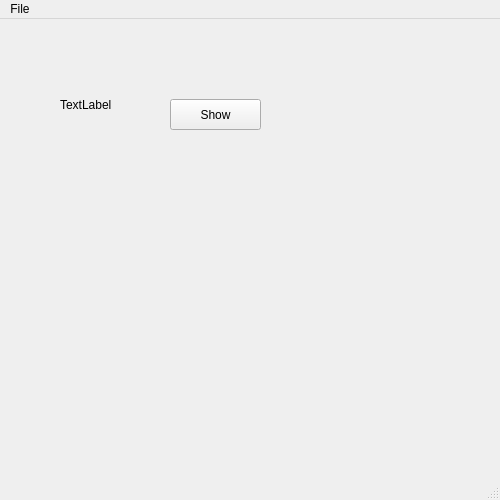
Above: mwdDiopomat.ui from PawelDarlak/DiopomatCalc before the change. Below: the same form after it.
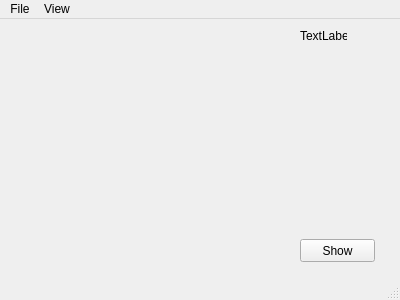
That is the form after the change. Icons and pictures are not drawn.

```diff
--- a/mwdDiopomat.ui
+++ b/mwdDiopomat.ui
@@ -9,20 +9,20 @@
    <rect>
     <x>0</x>
     <y>0</y>
-    <width>500</width>
-    <height>500</height>
+    <width>400</width>
+    <height>300</height>
    </rect>
   </property>
   <property name="minimumSize">
    <size>
-    <width>200</width>
-    <height>200</height>
+    <width>400</width>
+    <height>300</height>
    </size>
   </property>
   <property name="maximumSize">
    <size>
-    <width>500</width>
-    <height>500</height>
+    <width>400</width>
+    <height>300</height>
    </size>
   </property>
   <property name="mouseTracking">
@@ -51,10 +51,10 @@
     </property>
     <property name="geometry">
      <rect>
-      <x>170</x>
-      <y>80</y>
-      <width>91</width>
-      <height>31</height>
+      <x>300</x>
+      <y>220</y>
+      <width>75</width>
+      <height>23</height>
      </rect>
     </property>
     <property name="text">
@@ -64,10 +64,10 @@
    <widget class="QLabel" name="label">
     <property name="geometry">
      <rect>
-      <x>60</x>
-      <y>70</y>
-      <width>91</width>
-      <height>31</height>
+      <x>300</x>
+      <y>10</y>
+      <width>47</width>
+      <height>13</height>
      </rect>
     </property>
     <property name="text">
@@ -80,8 +80,8 @@
     <rect>
      <x>0</x>
      <y>0</y>
-     <width>500</width>
-     <height>22</height>
+     <width>400</width>
+     <height>21</height>
     </rect>
    </property>
    <widget class="QMenu" name="menuFile">
@@ -90,7 +90,13 @@
     </property>
     <addaction name="actionOpen"/>
    </widget>
+   <widget class="QMenu" name="menuView">
+    <property name="title">
+     <string>View</string>
+    </property>
+   </widget>
    <addaction name="menuFile"/>
+   <addaction name="menuView"/>
   </widget>
   <widget class="QStatusBar" name="statusBar"/>
   <action name="actionOpen">
```
Left out of the diff: 2 changed lines with no effect on the pictures.
